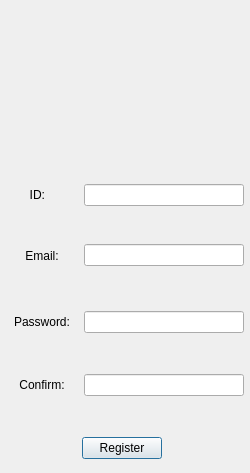
First picture: the form in src/ui/RegisterDialog.ui, repository kiyose408/FastChat, before the edit.
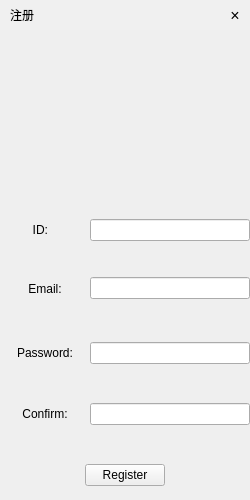
Second picture: the form after the edit. Icons and pictures are not drawn.

The edit to the form file:
```diff
--- a/src/ui/RegisterDialog.ui
+++ b/src/ui/RegisterDialog.ui
@@ -7,7 +7,7 @@
     <x>0</x>
     <y>0</y>
     <width>250</width>
-    <height>473</height>
+    <height>500</height>
    </rect>
   </property>
   <property name="windowTitle">
@@ -24,11 +24,90 @@
     <number>0</number>
    </property>
    <property name="rightMargin">
-    <number>6</number>
+    <number>0</number>
    </property>
    <property name="bottomMargin">
     <number>0</number>
    </property>
+   <item>
+    <widget class="QWidget" name="titleBar" native="true">
+     <property name="minimumSize">
+      <size>
+       <width>0</width>
+       <height>30</height>
+      </size>
+     </property>
+     <property name="maximumSize">
+      <size>
+       <width>16777215</width>
+       <height>30</height>
+      </size>
+     </property>
+     <property name="styleSheet">
+      <string notr="true">background-color: #f0f0f0;</string>
+     </property>
+     <layout class="QHBoxLayout" name="horizontalLayout_title">
+      <property name="spacing">
+       <number>0</number>
+      </property>
+      <property name="leftMargin">
+       <number>10</number>
+      </property>
+      <property name="topMargin">
+       <number>0</number>
+      </property>
+      <property name="rightMargin">
+       <number>0</number>
+      </property>
+      <property name="bottomMargin">
+       <number>0</number>
+      </property>
+      <item>
+       <widget class="QLabel" name="titleLabel">
+        <property name="text">
+         <string>注册</string>
+        </property>
+       </widget>
+      </item>
+      <item>
+       <spacer name="horizontalSpacer_title">
+        <property name="orientation">
+         <enum>Qt::Orientation::Horizontal</enum>
+        </property>
+        <property name="sizeHint" stdset="0">
+         <size>
+          <width>40</width>
+          <height>20</height>
+         </size>
+        </property>
+       </spacer>
+      </item>
+      <item>
+       <widget class="QPushButton" name="closeBtn">
+        <property name="minimumSize">
+         <size>
+          <width>30</width>
+          <height>30</height>
+         </size>
+        </property>
+        <property name="maximumSize">
+         <size>
+          <width>30</width>
+          <height>30</height>
+         </size>
+        </property>
+        <property name="styleSheet">
+         <string notr="true">QPushButton { border: none; background-color: transparent; font-size: 16px; }
+QPushButton:hover { background-color: #e81123; color: white; }</string>
+        </property>
+        <property name="text">
+         <string>×</string>
+        </property>
+       </widget>
+      </item>
+     </layout>
+    </widget>
+   </item>
    <item>
     <widget class="QWidget" name="widget_5" native="true">
      <property name="minimumSize">
```
